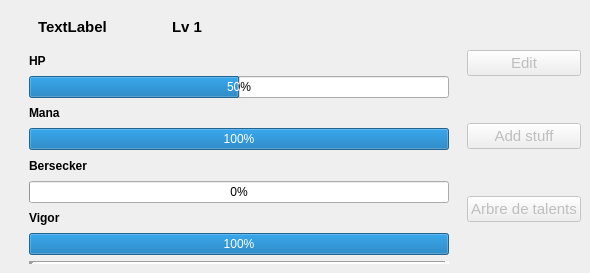
Above: app/view/forms/heropanel.ui from r0nd0ud0u/qt-rpg before the change. Below: the same form after it.
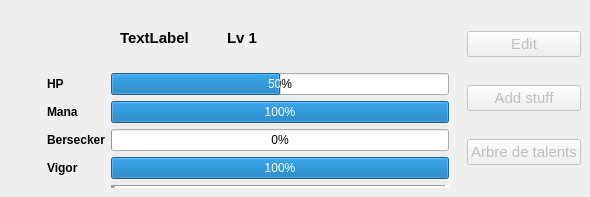
That is the form after the change. Custom widgets are drawn as their Qt base class.

Commit message: add img on hero panel

What changed in the file:
```diff
--- a/app/view/forms/heropanel.ui
+++ b/app/view/forms/heropanel.ui
@@ -7,7 +7,7 @@
     <x>0</x>
     <y>0</y>
     <width>590</width>
-    <height>273</height>
+    <height>197</height>
    </rect>
   </property>
   <property name="windowTitle">
@@ -32,11 +32,17 @@
    <item>
     <widget class="QFrame" name="frame">
      <property name="sizePolicy">
-      <sizepolicy hsizetype="MinimumExpanding" vsizetype="MinimumExpanding">
+      <sizepolicy hsizetype="MinimumExpanding" vsizetype="Minimum">
        <horstretch>0</horstretch>
        <verstretch>0</verstretch>
       </sizepolicy>
      </property>
+     <property name="maximumSize">
+      <size>
+       <width>16777215</width>
+       <height>16777215</height>
+      </size>
+     </property>
      <property name="font">
       <font>
        <pointsize>11</pointsize>
@@ -112,6 +118,17 @@
         </layout>
        </widget>
       </item>
+      <item>
+       <widget class="ImgCharacterView" name="img_character" native="true">
+        <property name="sizePolicy">
+         <sizepolicy hsizetype="Preferred" vsizetype="Fixed">
+          <horstretch>0</horstretch>
+          <verstretch>0</verstretch>
+         </sizepolicy>
+        </property>
+        <layout class="QVBoxLayout" name="verticalLayout_6"/>
+       </widget>
+      </item>
       <item>
        <widget class="QWidget" name="left_widget" native="true">
         <property name="sizePolicy">
@@ -120,10 +137,7 @@
           <verstretch>0</verstretch>
          </sizepolicy>
         </property>
-        <layout class="QVBoxLayout" name="verticalLayout">
-         <property name="spacing">
-          <number>6</number>
-         </property>
+        <layout class="QGridLayout" name="gridLayout">
          <property name="leftMargin">
           <number>9</number>
          </property>
@@ -136,7 +150,34 @@
          <property name="bottomMargin">
           <number>9</number>
          </property>
-         <item>
+         <item row="2" column="1">
+          <widget class="QProgressBar" name="hp_Bar">
+           <property name="font">
+            <font>
+             <pointsize>9</pointsize>
+            </font>
+           </property>
+           <property name="value">
+            <number>50</number>
+           </property>
+           <property name="format">
+            <string>%p%</string>
+           </property>
+          </widget>
+         </item>
+         <item row="6" column="1">
+          <widget class="QProgressBar" name="bersecker_bar">
+           <property name="font">
+            <font>
+             <pointsize>9</pointsize>
+            </font>
+           </property>
+           <property name="value">
+            <number>0</number>
+           </property>
+          </widget>
+         </item>
+         <item row="0" column="1">
           <widget class="QWidget" name="hero_info" native="true">
            <layout class="QHBoxLayout" name="horizontalLayout_2">
             <property name="spacing">
@@ -182,7 +223,41 @@
            </layout>
           </widget>
          </item>
-         <item>
+         <item row="9" column="1">
+          <widget class="Line" name="line">
+           <property name="lineWidth">
+            <number>5</number>
+           </property>
+           <property name="orientation">
+            <enum>Qt::Horizontal</enum>
+           </property>
+          </widget>
+         </item>
+         <item row="8" column="1">
+          <widget class="QProgressBar" name="vigor_bar">
+           <property name="font">
+            <font>
+             <pointsize>9</pointsize>
+            </font>
+           </property>
+           <property name="value">
+            <number>100</number>
+           </property>
+          </widget>
+         </item>
+         <item row="4" column="1">
+          <widget class="QProgressBar" name="mana_bar">
+           <property name="font">
+            <font>
+             <pointsize>9</pointsize>
+            </font>
+           </property>
+           <property name="value">
+            <number>100</number>
+           </property>
+          </widget>
+         </item>
+         <item row="2" column="0">
           <widget class="QLabel" name="hp_label">
            <property name="font">
             <font>
@@ -195,22 +270,7 @@
            </property>
           </widget>
          </item>
-         <item>
-          <widget class="QProgressBar" name="hp_Bar">
-           <property name="font">
-            <font>
-             <pointsize>9</pointsize>
-            </font>
-           </property>
-           <property name="value">
-            <number>50</number>
-           </property>
-           <property name="format">
-            <string>%p%</string>
-           </property>
-          </widget>
-         </item>
-         <item>
+         <item row="4" column="0">
           <widget class="QLabel" name="mana_label">
            <property name="font">
             <font>
@@ -223,19 +283,7 @@
            </property>
           </widget>
          </item>
-         <item>
-          <widget class="QProgressBar" name="mana_bar">
-           <property name="font">
-            <font>
-             <pointsize>9</pointsize>
-            </font>
-           </property>
-           <property name="value">
-            <number>100</number>
-           </property>
-          </widget>
-         </item>
-         <item>
+         <item row="6" column="0">
           <widget class="QLabel" name="bersecker_label">
            <property name="font">
             <font>
@@ -248,19 +296,7 @@
            </property>
           </widget>
          </item>
-         <item>
-          <widget class="QProgressBar" name="bersecker_bar">
-           <property name="font">
-            <font>
-             <pointsize>9</pointsize>
-            </font>
-           </property>
-           <property name="value">
-            <number>0</number>
-           </property>
-          </widget>
-         </item>
-         <item>
+         <item row="8" column="0">
           <widget class="QLabel" name="vigor_label">
            <property name="font">
             <font>
@@ -273,28 +309,6 @@
            </property>
           </widget>
          </item>
-         <item>
-          <widget class="QProgressBar" name="vigor_bar">
-           <property name="font">
-            <font>
-             <pointsize>9</pointsize>
-            </font>
-           </property>
-           <property name="value">
-            <number>100</number>
-           </property>
-          </widget>
-         </item>
-         <item>
-          <widget class="Line" name="line">
-           <property name="lineWidth">
-            <number>5</number>
-           </property>
-           <property name="orientation">
-            <enum>Qt::Horizontal</enum>
-           </property>
-          </widget>
-         </item>
         </layout>
        </widget>
       </item>
@@ -346,6 +360,12 @@
   </layout>
  </widget>
  <customwidgets>
+  <customwidget>
+   <class>ImgCharacterView</class>
+   <extends>QWidget</extends>
+   <header location="global">imgcharacterview.h</header>
+   <container>1</container>
+  </customwidget>
   <customwidget>
    <class>DotView</class>
    <extends>QWidget</extends>
```
The commit also changes 7 other files.
